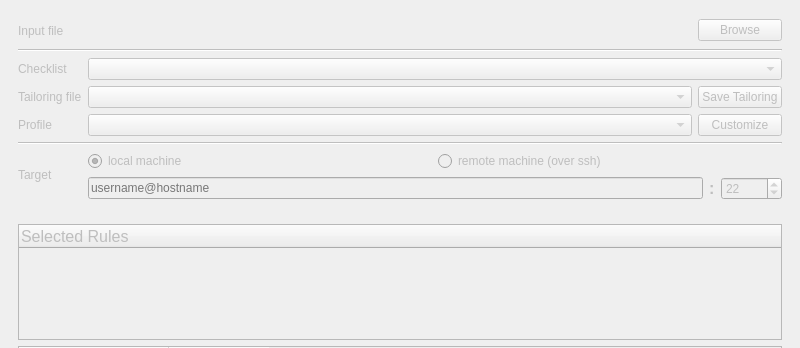
OpenSCAP/scap-workbench, file ui/MainWindow.ui: the form before one commit; both pictures show x 0 to 800 and y 0 to 348 of the 800 by 650 pixel window.
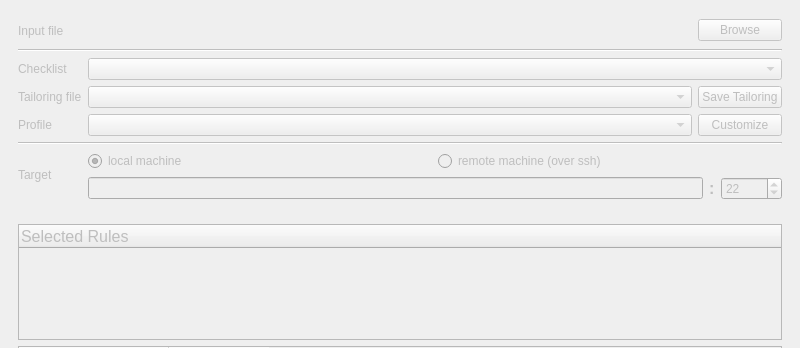
The form after the commit.

Commit message: Only use placeholder text with Qt >= 4.7

```diff
--- a/ui/MainWindow.ui
+++ b/ui/MainWindow.ui
@@ -180,9 +180,6 @@
                <property name="toolTip">
                 <string>Use the format commonly accepted by ssh (username@host)</string>
                </property>
-               <property name="placeholderText">
-                <string>username@hostname</string>
-               </property>
               </widget>
              </item>
              <item>
```
The commit also changes 1 other file.
